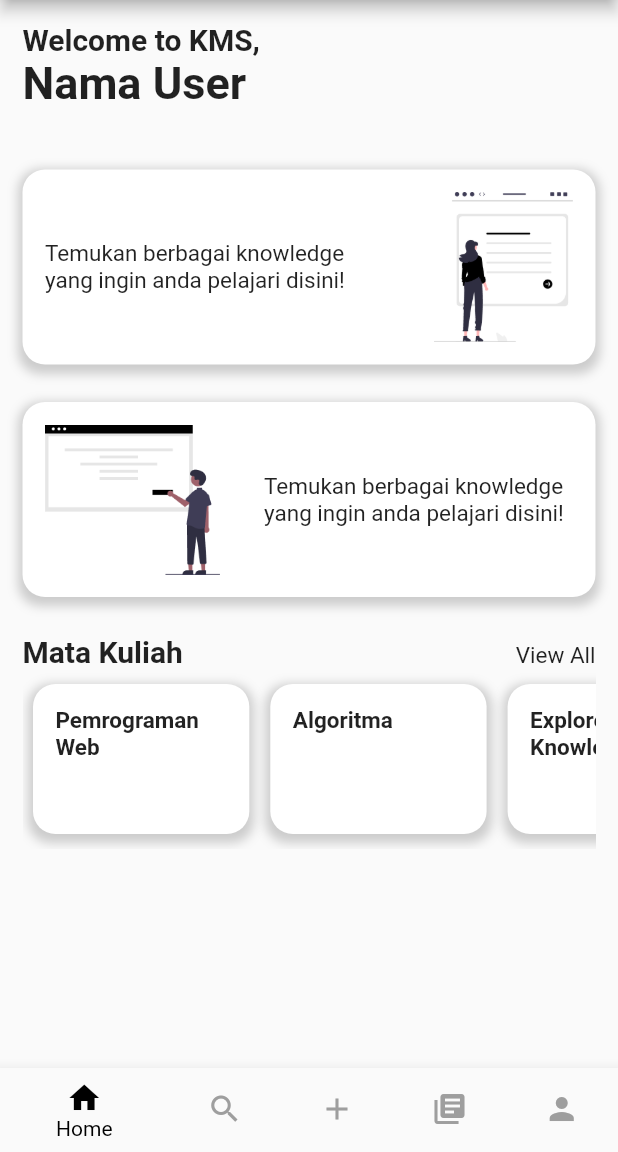
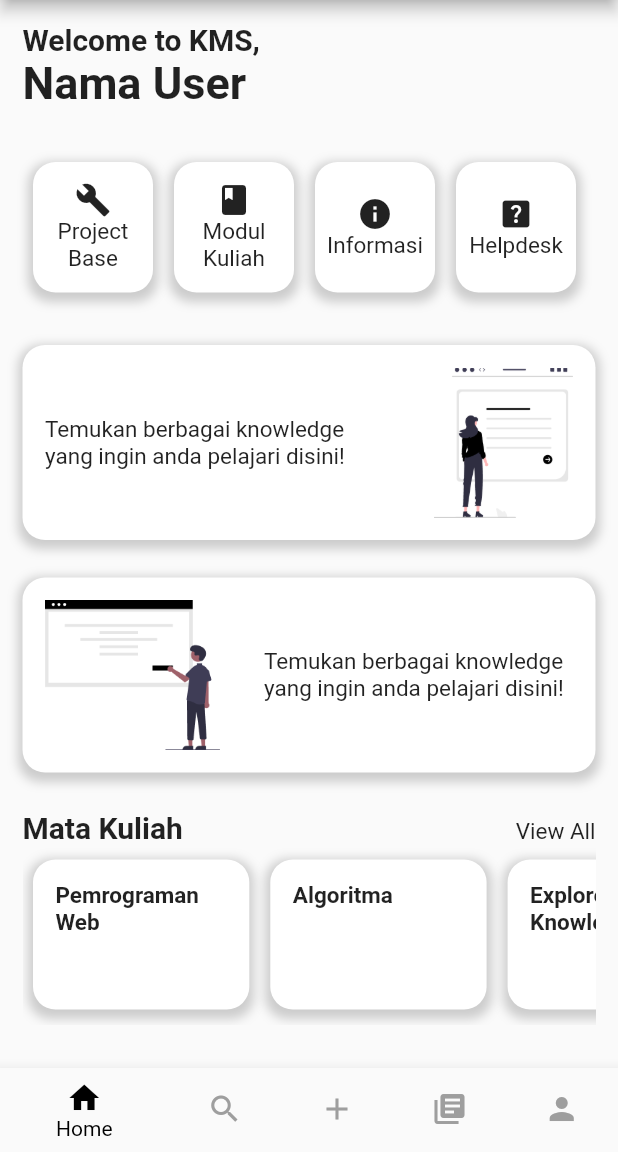
Before and after one commit to AlvinIndrawan/my_kms_repo, a Flutter app: the screen it shows after launch, on a phone screen of 412 x 824 dp, the part 84-1236 px from its top. Run offline on Flutter 3.47's test engine with Material 2 defaults, Android fonts, the phone set to English and light mode, and no system bars.

Commit message:
fix Home UI

```diff
--- a/lib/pages/home/home.dart
+++ b/lib/pages/home/home.dart
@@ -22,7 +22,146 @@ class Home extends StatelessWidget {
           ),
         ),
         SizedBox(
-          height: 40,
+          height: 25,
+        ),
+        SizedBox(
+          height: 107,
+          child: ListView(
+            scrollDirection: Axis.horizontal,
+            children: [
+              Container(
+                padding: EdgeInsets.all(5),
+                margin: EdgeInsets.symmetric(horizontal: 7, vertical: 10),
+                width: 80,
+                height: 100,
+                decoration: BoxDecoration(
+                  color: Colors.white,
+                  borderRadius: BorderRadius.circular(
+                      15.0), // Set container background color
+                  boxShadow: [
+                    BoxShadow(
+                      color: Colors.grey.withOpacity(0.5), // Set shadow color
+                      spreadRadius: 3, // Set the spread radius of the shadow
+                      blurRadius: 5, // Set the blur radius of the shadow
+                      offset: Offset(0, 3), // Set the offset of the shadow
+                    ),
+                  ],
+                ),
+                child: Column(
+                  mainAxisAlignment: MainAxisAlignment.center,
+                  children: [
+                    Icon(Icons.build),
+                    Text(
+                      'Project Base',
+                      textAlign: TextAlign.center,
+                      style: TextStyle(
+                        fontSize: 15,
+                      ),
+                    ),
+                  ],
+                ),
+              ),
+              Container(
+                padding: EdgeInsets.all(5),
+                margin: EdgeInsets.symmetric(horizontal: 7, vertical: 10),
+                width: 80,
+                height: 100,
+                decoration: BoxDecoration(
+                  color: Colors.white,
+                  borderRadius: BorderRadius.circular(
+                      15.0), // Set container background color
+                  boxShadow: [
+                    BoxShadow(
+                      color: Colors.grey.withOpacity(0.5), // Set shadow color
+                      spreadRadius: 3, // Set the spread radius of the shadow
+                      blurRadius: 5, // Set the blur radius of the shadow
+                      offset: Offset(0, 3), // Set the offset of the shadow
+                    ),
+                  ],
+                ),
+                child: Column(
+                  mainAxisAlignment: MainAxisAlignment.center,
+                  children: [
+                    Icon(Icons.book),
+                    Text(
+                      'Modul Kuliah',
+                      textAlign: TextAlign.center,
+                      style: TextStyle(
+                        fontSize: 15,
+                      ),
+                    ),
+                  ],
+                ),
+              ),
+              Container(
+                padding: EdgeInsets.all(5),
+                margin: EdgeInsets.symmetric(horizontal: 7, vertical: 10),
+                width: 80,
+                height: 100,
+                decoration: BoxDecoration(
+                  color: Colors.white,
+                  borderRadius: BorderRadius.circular(
+                      15.0), // Set container background color
+                  boxShadow: [
+                    BoxShadow(
+                      color: Colors.grey.withOpacity(0.5), // Set shadow color
+                      spreadRadius: 3, // Set the spread radius of the shadow
+                      blurRadius: 5, // Set the blur radius of the shadow
+                      offset: Offset(0, 3), // Set the offset of the shadow
+                    ),
+                  ],
+                ),
+                child: Column(
+                  mainAxisAlignment: MainAxisAlignment.center,
+                  children: [
+                    Icon(Icons.info),
+                    Text(
+                      'Informasi',
+                      textAlign: TextAlign.center,
+                      style: TextStyle(
+                        fontSize: 15,
+                      ),
+                    ),
+                  ],
+                ),
+              ),
+              Container(
+                padding: EdgeInsets.all(5),
+                margin: EdgeInsets.symmetric(horizontal: 7, vertical: 10),
+                width: 80,
+                height: 100,
+                decoration: BoxDecoration(
+                  color: Colors.white,
+                  borderRadius: BorderRadius.circular(
+                      15.0), // Set container background color
+                  boxShadow: [
+                    BoxShadow(
+                      color: Colors.grey.withOpacity(0.5), // Set shadow color
+                      spreadRadius: 3, // Set the spread radius of the shadow
+                      blurRadius: 5, // Set the blur radius of the shadow
+                      offset: Offset(0, 3), // Set the offset of the shadow
+                    ),
+                  ],
+                ),
+                child: Column(
+                  mainAxisAlignment: MainAxisAlignment.center,
+                  children: [
+                    Icon(Icons.help_center),
+                    Text(
+                      'Helpdesk',
+                      textAlign: TextAlign.center,
+                      style: TextStyle(
+                        fontSize: 15,
+                      ),
+                    ),
+                  ],
+                ),
+              ),
+            ],
+          ),
+        ),
+        SizedBox(
+          height: 25,
         ),
         Container(
           padding: EdgeInsets.all(15),
```
